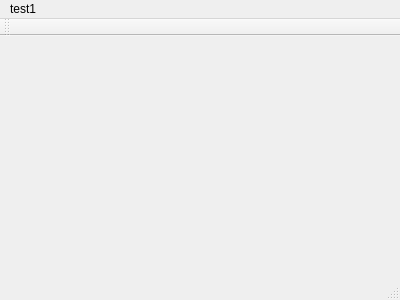
Above: mainwindow.ui from nicolas-tourrette/wifibot-esirem-3a before the change. Below: the same form after it.
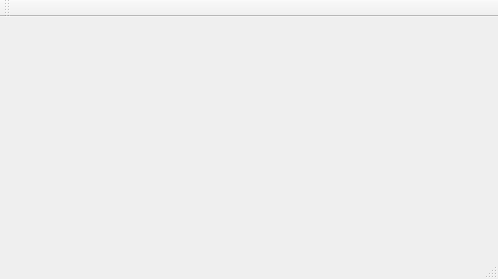
That is the form after the change.

Diff of the .ui file:
```diff
--- a/mainwindow.ui
+++ b/mainwindow.ui
@@ -6,8 +6,8 @@
    <rect>
     <x>0</x>
     <y>0</y>
-    <width>400</width>
-    <height>300</height>
+    <width>498</width>
+    <height>279</height>
    </rect>
   </property>
   <property name="windowTitle">
@@ -19,17 +19,10 @@
     <rect>
      <x>0</x>
      <y>0</y>
-     <width>400</width>
+     <width>498</width>
      <height>22</height>
     </rect>
    </property>
-   <widget class="QMenu" name="menutest1">
-    <property name="title">
-     <string>test1</string>
-    </property>
-    <addaction name="actiontest2"/>
-   </widget>
-   <addaction name="menutest1"/>
   </widget>
   <widget class="QToolBar" name="mainToolBar">
    <attribute name="toolBarArea">
```
Left out of the diff: 5 changed lines with no effect on the pictures.
